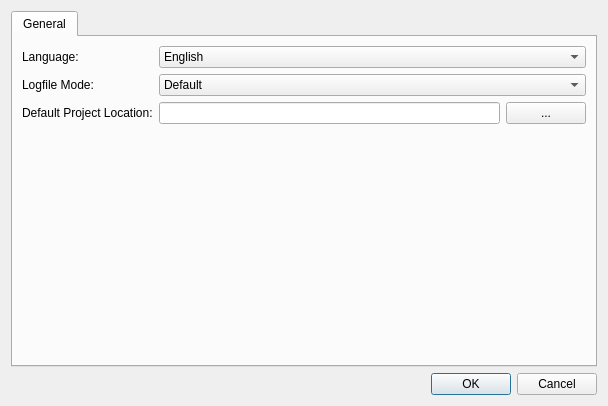
ma7t3/ScheduleMaster, file Dialogs/DlgPreferences.ui: the form before one commit.
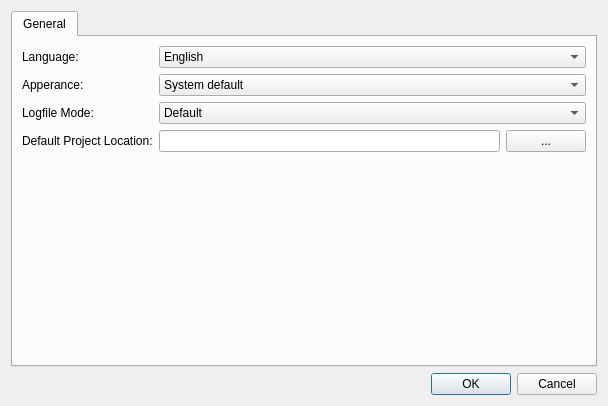
The form after the commit.

Patch:
```diff
--- a/Dialogs/DlgPreferences.ui
+++ b/Dialogs/DlgPreferences.ui
@@ -45,14 +45,74 @@
          </item>
         </widget>
        </item>
+       <item row="1" column="0">
+        <widget class="QLabel" name="label_4">
+         <property name="text">
+          <string>Apperance:</string>
+         </property>
+        </widget>
+       </item>
+       <item row="1" column="1">
+        <widget class="QComboBox" name="cbApperance">
+         <item>
+          <property name="text">
+           <string>System default</string>
+          </property>
+         </item>
+         <item>
+          <property name="text">
+           <string>Windows XP Style</string>
+          </property>
+         </item>
+         <item>
+          <property name="text">
+           <string>Fusion (Light &amp; Dark)</string>
+          </property>
+         </item>
+        </widget>
+       </item>
        <item row="2" column="0">
+        <widget class="QLabel" name="label_3">
+         <property name="text">
+          <string>Logfile Mode:</string>
+         </property>
+        </widget>
+       </item>
+       <item row="2" column="1">
+        <widget class="QComboBox" name="cbLogfileMode">
+         <property name="currentIndex">
+          <number>1</number>
+         </property>
+         <item>
+          <property name="text">
+           <string>No logging</string>
+          </property>
+         </item>
+         <item>
+          <property name="text">
+           <string>Default</string>
+          </property>
+         </item>
+         <item>
+          <property name="text">
+           <string>Debug</string>
+          </property>
+         </item>
+         <item>
+          <property name="text">
+           <string>Detailed Debug</string>
+          </property>
+         </item>
+        </widget>
+       </item>
+       <item row="3" column="0">
         <widget class="QLabel" name="label_2">
          <property name="text">
           <string>Default Project Location:</string>
          </property>
         </widget>
        </item>
-       <item row="2" column="1">
+       <item row="3" column="1">
         <layout class="QHBoxLayout" name="horizontalLayout">
          <item>
           <widget class="QLineEdit" name="leDefaultProjectLocation"/>
@@ -66,7 +126,7 @@
          </item>
         </layout>
        </item>
-       <item row="3" column="1">
+       <item row="4" column="1">
         <spacer name="verticalSpacer">
          <property name="orientation">
           <enum>Qt::Vertical</enum>
@@ -79,40 +139,6 @@
          </property>
         </spacer>
        </item>
-       <item row="1" column="0">
-        <widget class="QLabel" name="label_3">
-         <property name="text">
-          <string>Logfile Mode:</string>
-         </property>
-        </widget>
-       </item>
-       <item row="1" column="1">
-        <widget class="QComboBox" name="cbLogfileMode">
-         <property name="currentIndex">
-          <number>1</number>
-         </property>
-         <item>
-          <property name="text">
-           <string>No logging</string>
-          </property>
-         </item>
-         <item>
-          <property name="text">
-           <string>Default</string>
-          </property>
-         </item>
-         <item>
-          <property name="text">
-           <string>Debug</string>
-          </property>
-         </item>
-         <item>
-          <property name="text">
-           <string>Detailed Debug</string>
-          </property>
-         </item>
-        </widget>
-       </item>
       </layout>
      </widget>
     </widget>
```
